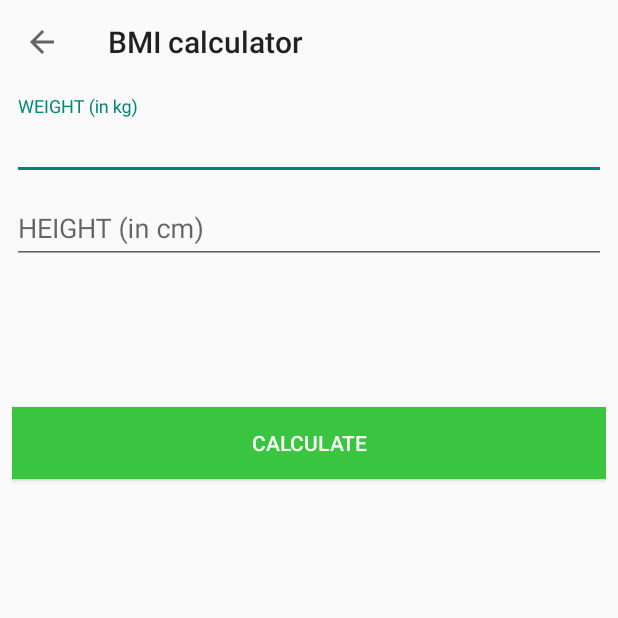
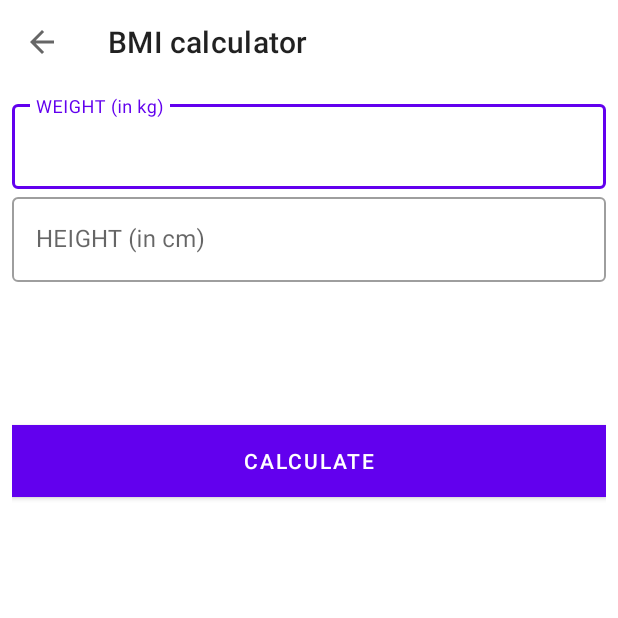
Before and after one commit to Helaluzzaman/WorkoutApp, an Android app: the BmiActivity screen opened directly, with no data from a screen before it, on a phone screen of 412 x 824 dp, the top half of it. Run offline under Robolectric (Android 15) with nearby library versions, the phone set to English and light mode, and no system bars.

Commit message:
theme change to material theme
TextLayout outlinedbox problem resolved.

```diff
--- a/app/src/main/AndroidManifest.xml
+++ b/app/src/main/AndroidManifest.xml
@@ -8,7 +8,7 @@
         android:label="@string/app_name"
         android:roundIcon="@mipmap/ic_launcher_round"
         android:supportsRtl="true"
-        android:theme="@style/Theme.AppCompat.DayNight.NoActionBar">
+        android:theme="@style/Theme.MaterialComponents.DayNight.NoActionBar">
         <activity android:name=".BmiActivity"></activity>
         <activity android:name=".FinishActivity" />
         <activity
--- a/app/src/main/res/layout/activity_bmi.xml
+++ b/app/src/main/res/layout/activity_bmi.xml
@@ -23,6 +23,7 @@
             android:layout_width="match_parent"
             android:layout_height="wrap_content"
             android:hint="@string/weight_hint"
+            style="@style/Widget.MaterialComponents.TextInputLayout.OutlinedBox">
             >
             <com.google.android.material.textfield.TextInputEditText
                 android:layout_width="match_parent"
@@ -35,6 +36,7 @@
             android:layout_width="match_parent"
             android:layout_height="wrap_content"
             android:hint="@string/height_hint_text"
+            style="@style/Widget.MaterialComponents.TextInputLayout.OutlinedBox"
             >
             <com.google.android.material.textfield.TextInputEditText
                 android:layout_width="match_parent"
@@ -48,13 +50,16 @@
             android:layout_marginTop="16dp"
             android:layout_width="wrap_content"
             android:layout_height="wrap_content"
+            android:textAppearance="@style/TextAppearance.MaterialComponents.Caption"
             android:text="@string/your_bmi"
             android:visibility="invisible"
+            tools:visibility="visible"
             />
         <TextView
             android:id="@+id/tv_bmi_result"
             android:layout_width="wrap_content"
             android:layout_height="wrap_content"
+            android:layout_marginTop="8dp"
             tools:text="25.94"
             android:textColor="@color/black"
             />
@@ -64,7 +69,8 @@
             android:layout_height="wrap_content"
             android:gravity="center"
             tools:text="Normal"
-            android:textSize="16sp"
+
+            android:textAppearance="@style/TextAppearance.MaterialComponents.Body2"
             android:minLines="2"
             />
         <Button
--- a/app/src/main/res/values/themes.xml
+++ b/app/src/main/res/values/themes.xml
@@ -14,7 +14,4 @@
         <!-- Customize your theme here. -->
     </style>
 
-    <style name="ToolbarColoredBackArrow" parent="Theme.AppCompat.DayNight.NoActionBar">
-        <item name="colorControlNormal">@color/black</item>
-    </style>
 </resources>
```
Also changed, not shown: app/src/main/res/values/styles.xml (+20 -0 lines).
